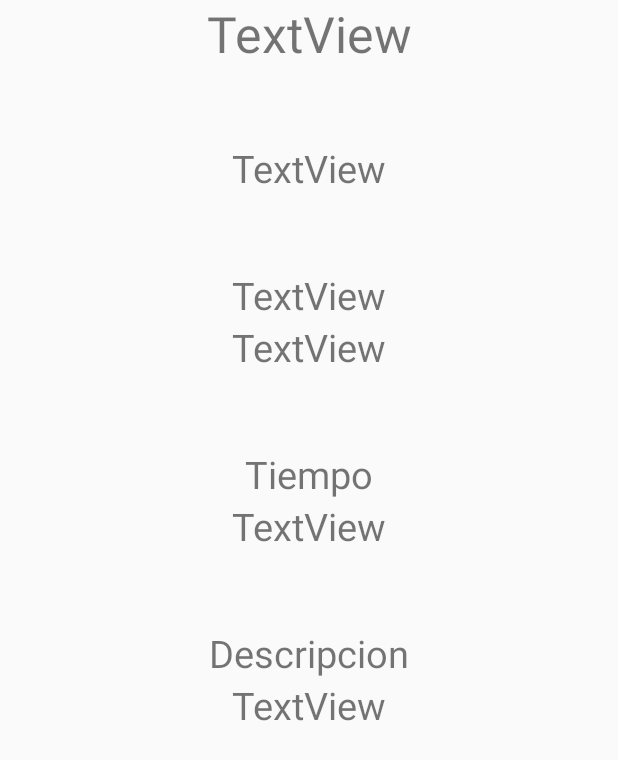
After one commit to emurillo28/ProyectoFinalV2, an Android app: the layout activity_summary.xml on its own in the app's theme, with its tools: preview values and no code run, on a phone screen of 412 x 824 dp. The commit adds this screen. Shown: the top 760 px of the screen. Run offline under Robolectric (Android 15) with nearby library versions, the phone set to English and light mode, and no system bars.

Commit message:
Agregue la activity y java de el resumen de la actividad Tambien la lista de actividades hechas Estoy trabajando en la grafica
Para todo eso falta sacar los datos de la base de datos, ando medio perdido en eso

```diff
--- /dev/null
+++ b/app/src/main/res/layout/activity_graph.xml
@@ -0,0 +1,6 @@
+<?xml version="1.0" encoding="utf-8"?>
+<LinearLayout xmlns:android="http://schemas.android.com/apk/res/android"
+    android:orientation="vertical" android:layout_width="match_parent"
+    android:layout_height="match_parent">
+
+</LinearLayout>
--- /dev/null
+++ b/app/src/main/res/layout/activity_summary.xml
@@ -0,0 +1,73 @@
+<?xml version="1.0" encoding="utf-8"?>
+<LinearLayout xmlns:android="http://schemas.android.com/apk/res/android"
+    android:orientation="vertical" android:layout_width="match_parent"
+    android:layout_height="match_parent">
+
+    <TextView
+        android:id="@+id/tvActividad"
+        android:layout_width="match_parent"
+        android:layout_height="wrap_content"
+        android:textAlignment="center"
+        android:textSize="@dimen/letra"
+        android:text="TextView" />
+
+    <TextView
+        android:id="@+id/tvFecha"
+        android:paddingTop="@dimen/top2"
+        android:textSize="@dimen/letra2"
+        android:textAlignment="center"
+        android:layout_width="match_parent"
+        android:layout_height="wrap_content"
+        android:text="TextView" />
+
+    <TextView
+        android:id="@+id/tvDurDis"
+        android:layout_width="match_parent"
+        android:layout_height="wrap_content"
+        android:paddingTop="@dimen/top2"
+        android:text="TextView"
+        android:textAlignment="center"
+        android:textSize="@dimen/letra2" />
+
+    <TextView
+        android:id="@+id/tvDurDis2"
+        android:textSize="@dimen/letra2"
+        android:textAlignment="center"
+        android:layout_width="match_parent"
+        android:layout_height="wrap_content"
+        android:text="TextView" />
+
+    <TextView
+        android:id="@+id/tvTiempo"
+        android:paddingTop="@dimen/top2"
+        android:textSize="@dimen/letra2"
+        android:textAlignment="center"
+        android:layout_width="match_parent"
+        android:layout_height="wrap_content"
+        android:text="Tiempo" />
+
+    <TextView
+        android:id="@+id/tvTiempo2"
+        android:textSize="@dimen/letra2"
+        android:textAlignment="center"
+        android:layout_width="match_parent"
+        android:layout_height="wrap_content"
+        android:text="TextView" />
+
+    <TextView
+        android:id="@+id/tvDescripcion"
+        android:paddingTop="@dimen/top2"
+        android:textSize="@dimen/letra2"
+        android:textAlignment="center"
+        android:layout_width="match_parent"
+        android:layout_height="wrap_content"
+        android:text="Descripcion" />
+
+    <TextView
+        android:id="@+id/tvDescripcion2"
+        android:textSize="@dimen/letra2"
+        android:textAlignment="center"
+        android:layout_width="match_parent"
+        android:layout_height="wrap_content"
+        android:text="TextView" />
+</LinearLayout>
--- a/app/src/main/res/values/dimens.xml
+++ b/app/src/main/res/values/dimens.xml
@@ -7,5 +7,7 @@
     <dimen name="fab_margin">16dp</dimen>
     <dimen name="left">10dp</dimen>
     <dimen name="top">20dp</dimen>
+    <dimen name="top2">50dp</dimen>
     <dimen name="letra">33sp</dimen>
+    <dimen name="letra2">25sp</dimen>
 </resources>
```
Also changed, not shown: app/src/main/java/com/example/ivan/proyectofinalv2/HistoryActivity.java (added, +54 -0 lines), app/src/main/java/com/example/ivan/proyectofinalv2/SummaryActvity.java (added, +46 -0 lines), app/src/main/res/layout/activity_history.xml (added, +31 -0 lines).
